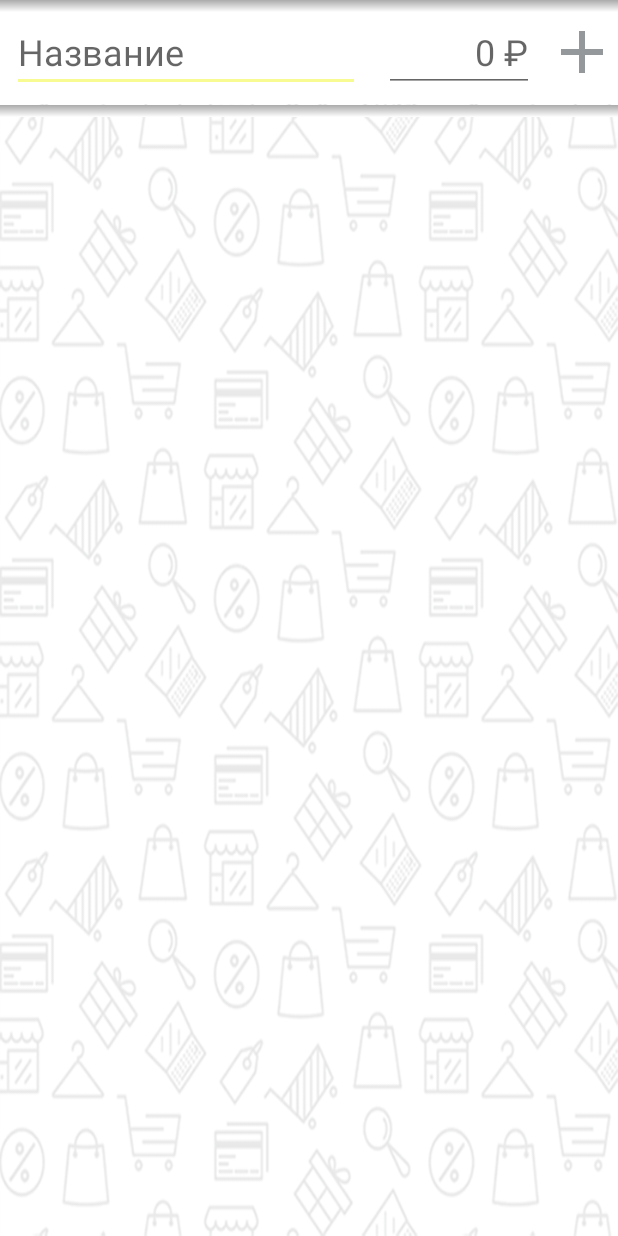
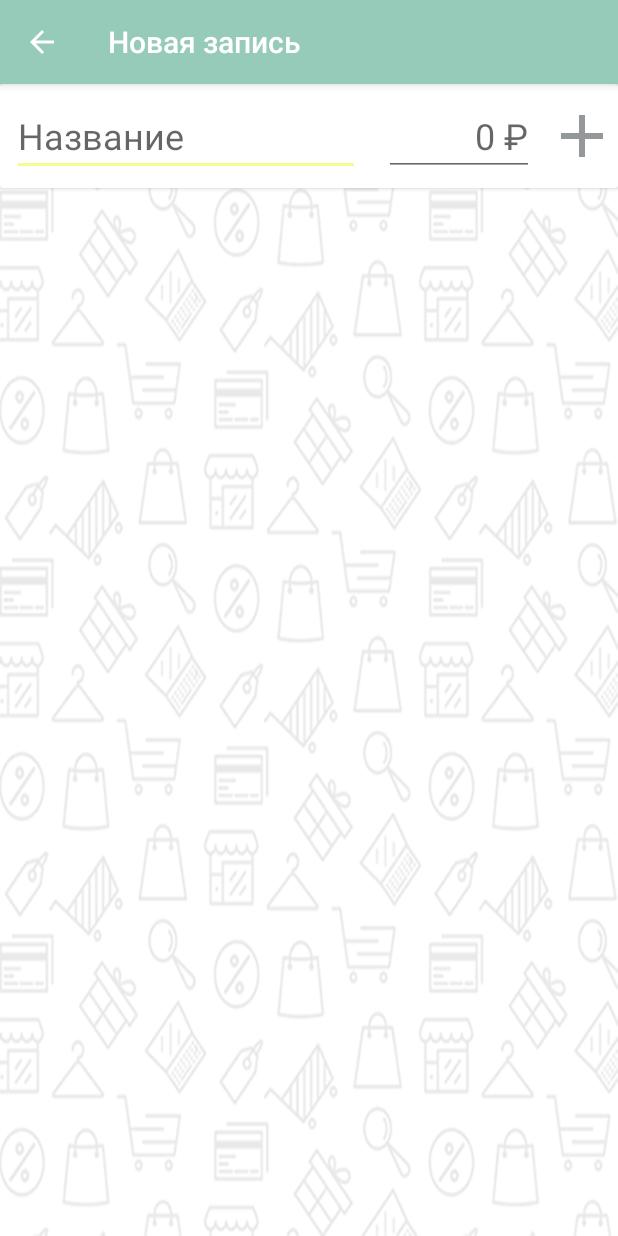
Before and after one commit to SupineTundra/MyMoneyTrackerOct17, an Android app: the screen it shows after launch (AddActivity), after a tap on an icon or button, on a phone screen of 412 x 824 dp. Run offline under Robolectric (Android 15) with nearby library versions, the phone set to English and light mode, and no system bars.

Commit message:
finish of ex_06

```diff
--- a/app/src/main/java/com/lofstschool/mymoneytrackeroct17/AddActivity.java
+++ b/app/src/main/java/com/lofstschool/mymoneytrackeroct17/AddActivity.java
@@ -1,86 +1,88 @@
 package com.lofstschool.mymoneytrackeroct17;
 
+import android.content.Intent;
+import android.os.Bundle;
 import android.support.v7.app.AppCompatActivity;
-import android.os.Bundle;
+import android.support.v7.widget.Toolbar;
 import android.text.Editable;
 import android.text.TextUtils;
 import android.text.TextWatcher;
-import android.widget.Button;
+import android.view.View;
 import android.widget.EditText;
+import android.widget.ImageButton;
+
 
 public class AddActivity extends AppCompatActivity {
 
+    public static final String EXTRA_TYPE = "type";
+    public static final String RESULT_ITEM = "item";
+    public static final int RC_ADD_ITEM = 99;
+
+    private EditText name;
+    private EditText price;
+    private ImageButton add;
+    private String type;
 
     @Override
     protected void onCreate(Bundle savedInstanceState) {
         super.onCreate(savedInstanceState);
         setContentView(R.layout.activity_add);
-        final EditText titleEdit = findViewById(R.id.nameObj);
-        EditText numEdit = findViewById(R.id.numObj);
-        final Button addButton = findViewById(R.id.add);
-        titleEdit.addTextChangedListener(new TextWatcher() {
+        Toolbar toolbar = findViewById(R.id.toolbar);
+        setSupportActionBar(toolbar);
+        getSupportActionBar().setDisplayHomeAsUpEnabled(true);
+        getSupportActionBar().setHomeButtonEnabled(true);
+        getSupportActionBar().setDisplayShowTitleEnabled(true);
+        toolbar.setTitleTextColor(0xFFFFFFFF);
+        toolbar.setNavigationIcon(R.drawable.ic_arrow_back_white_24dp);
+        toolbar.setNavigationOnClickListener(new View.OnClickListener() {
             @Override
-            public void beforeTextChanged(CharSequence len1, int i, int i1, int i2) {
-                addButton.setEnabled(false);
+            public void onClick(View v){
+                onBackPressed();
             }
+        });
 
+        name = findViewById(R.id.name);
+        price = findViewById(R.id.price);
+        add = findViewById(R.id.add);
+
+        name.addTextChangedListener(textWatcher);
+        price.addTextChangedListener(textWatcher);
+
+        type = getIntent().getStringExtra(EXTRA_TYPE);
+        add.setOnClickListener(new View.OnClickListener() {
             @Override
-            public void onTextChanged(CharSequence len1, int i, int i1, int i2) {
-                if(!TextUtils.isEmpty(len1));
-                { titleEdit.addTextChangedListener(new TextWatcher() {
-                    @Override
-                    public void beforeTextChanged(CharSequence len2, int i, int i1, int i2) {
-
-                    }
-
-                    @Override
-                    public void onTextChanged(CharSequence len2, int i, int i1, int i2) {
-                        addButton.setEnabled(!TextUtils.isEmpty(len2));
-                    }
-
-                    @Override
-                    public void afterTextChanged(Editable len2) {
-
+            public void onClick(View view) {
+                Intent result  = new Intent ();
+                result.putExtra(RESULT_ITEM, new Item(name.getText().toString(), Integer.parseInt(price.getText().toString()), type));
+                setResult(RESULT_OK,result);
+                finish();
             }
         });
 
     }
 
+
+    @Override
+    protected void onDestroy() {
+        name.removeTextChangedListener(textWatcher);
+        price.removeTextChangedListener(textWatcher);
+        super.onDestroy();
     }
 
+    private TextWatcher textWatcher = new TextWatcher() {
         @Override
-            public void afterTextChanged(Editable len1) {
-
-            }
-        });
-
-
-
+        public void beforeTextChanged(CharSequence charSequence, int i, int i1, int i2) {
 
         }
 
         @Override
-    protected void onStart() {
-        super.onStart();
+        public void onTextChanged(CharSequence charSequence, int i, int i1, int i2) {
+            add.setEnabled(!TextUtils.isEmpty(name.getText()) && !TextUtils.isEmpty(price.getText()));
         }
 
         @Override
-    protected void onResume() {
-        super.onResume();
+        public void afterTextChanged(Editable editable) {
+
         }
-
-    @Override
-    protected void onPause() {
-        super.onPause();
+    };
 }
-
-    @Override
-    protected void onStop() {
-        super.onStop();
-    }
-
-    @Override
-    protected void onDestroy() {
-        super.onDestroy();
-    }
-}
--- a/app/src/main/java/com/lofstschool/mymoneytrackeroct17/Item.java
+++ b/app/src/main/java/com/lofstschool/mymoneytrackeroct17/Item.java
@@ -1,7 +1,9 @@
 package com.lofstschool.mymoneytrackeroct17;
 
 
-public class Item {
+import java.io.Serializable;
+
+public class Item  implements Serializable{
 
     public final static String TYPE_UNKNOWN = "unknown";
     public static final String TYPE_EXPENSE = "expense";
@@ -12,7 +14,7 @@ public class Item {
     public String name;
     public String type;
 
-    public Item(String name, int price) {
+    public Item(String name, int price, String type) {
         this.name = name;
         this.price = price;
         this.type = type;
--- a/app/src/main/java/com/lofstschool/mymoneytrackeroct17/ItemsFragment.java
+++ b/app/src/main/java/com/lofstschool/mymoneytrackeroct17/ItemsFragment.java
@@ -19,6 +19,7 @@ import com.lofstschool.mymoneytrackeroct17.api.Api;
 import java.io.IOException;
 import java.util.List;
 
+import static android.app.Activity.RESULT_OK;
 import static com.lofstschool.mymoneytrackeroct17.Item.TYPE_UNKNOWN;
 
 public class ItemsFragment extends android.support.v4.app.Fragment {
@@ -75,7 +76,9 @@ public class ItemsFragment extends android.support.v4.app.Fragment {
             @Override
             public void onClick(View view) {
                Intent intent = new Intent(getActivity(), AddActivity.class);
-                startActivity(intent);
+               intent.putExtra (AddActivity.EXTRA_TYPE, type);
+               startActivityForResult(intent, AddActivity.RC_ADD_ITEM );
+
             }
         });
         loadItems();
@@ -140,6 +143,22 @@ public class ItemsFragment extends android.support.v4.app.Fragment {
     }
 
 
+    private void showError(String error) {
+        Toast.makeText(getContext(), error, Toast.LENGTH_SHORT).show();
+    }
+
+    @Override
+    public void onActivityResult(int requestCode, int resultCode, Intent data) {
+        super.onActivityResult(requestCode, resultCode, data);
+        if (requestCode == AddActivity.RC_ADD_ITEM && resultCode == RESULT_OK) {
+            Item item = (Item) data.getSerializableExtra(AddActivity.RESULT_ITEM);
+            String str = Integer.toString(item.price);
+            Toast toast = Toast.makeText(getContext(),item.name+" "+str, Toast.LENGTH_LONG);
+            toast.show();
+        }
+    }
+
+
    /* private void  loadItems(){
         new LoadItemsTask(new Handler(Looper.getMainLooper()){
             @Override
@@ -185,8 +204,5 @@ public class ItemsFragment extends android.support.v4.app.Fragment {
         }
     }*/
 
-    private void showError(String error) {
-        Toast.makeText(getContext(), error, Toast.LENGTH_SHORT).show();
-    }
 
 }
--- a/app/src/main/java/com/lofstschool/mymoneytrackeroct17/MainActivity.java
+++ b/app/src/main/java/com/lofstschool/mymoneytrackeroct17/MainActivity.java
@@ -15,6 +15,9 @@ public class MainActivity extends AppCompatActivity {
 
         ViewPager pager = findViewById(R.id.pages);
         TabLayout tabs = findViewById(R.id.tabs);
+        android.support.v7.widget.Toolbar toolbar = findViewById(R.id.toolbar);
+        setSupportActionBar(toolbar);
+        toolbar.setTitleTextColor(0xFFFFFFFF);
 
         pager.setAdapter(new MainPagerAdapter(getSupportFragmentManager(), getResources()));
         tabs.setupWithViewPager(pager);
--- a/app/src/main/java/com/lofstschool/mymoneytrackeroct17/MainPagerAdapter.java
+++ b/app/src/main/java/com/lofstschool/mymoneytrackeroct17/MainPagerAdapter.java
@@ -2,7 +2,6 @@ package com.lofstschool.mymoneytrackeroct17;
 
 
 import android.content.res.Resources;
-import android.os.Bundle;
 import android.support.v4.app.Fragment;
 import android.support.v4.app.FragmentManager;
 import android.support.v4.app.FragmentPagerAdapter;
@@ -10,8 +9,8 @@ import android.support.v4.app.FragmentPagerAdapter;
 public class MainPagerAdapter extends FragmentPagerAdapter {
 
 
-    private final static int PAGE_EXPENSES = 0;
-    private final static int PAGE_INCOMES = 1;
+    private final static int PAGE_EXPENSES = 1;
+    private final static int PAGE_INCOMES = 0;
     private final static int PAGE_BALANCE = 2;
 
 
--- /dev/null
+++ b/app/src/main/res/drawable/ic_arrow_back_white_24dp.xml
@@ -0,0 +1,9 @@
+<vector xmlns:android="http://schemas.android.com/apk/res/android"
+        android:width="24dp"
+        android:height="24dp"
+        android:viewportWidth="24.0"
+        android:viewportHeight="24.0">
+    <path
+        android:fillColor="@android:color/white"
+        android:pathData="M20,11H7.83l5.59,-5.59L12,4l-8,8 8,8 1.41,-1.41L7.83,13H20v-2z"/>
+</vector>
--- a/app/src/main/res/layout/activity_add.xml
+++ b/app/src/main/res/layout/activity_add.xml
@@ -1,5 +1,5 @@
 <?xml version="1.0" encoding="utf-8"?>
-<FrameLayout
+<android.support.design.widget.CoordinatorLayout
     xmlns:android="http://schemas.android.com/apk/res/android"
     xmlns:app="http://schemas.android.com/apk/res-auto"
     xmlns:tools="http://schemas.android.com/tools"
@@ -8,15 +8,33 @@
     android:background="@drawable/bg_pattern"
     tools:context="com.lofstschool.mymoneytrackeroct17.MainActivity">
 
+    <android.support.design.widget.AppBarLayout
+        android:layout_width="match_parent"
+        android:layout_height="?attr/actionBarSize">
+
+        <android.support.v7.widget.Toolbar
+            android:id="@+id/toolbar"
+            android:layout_width="match_parent"
+            android:layout_height="wrap_content" />
+    </android.support.design.widget.AppBarLayout>
+
+    <android.support.v7.widget.CardView
+    android:layout_width="match_parent"
+    android:layout_height="wrap_content"
+    android:elevation="@dimen/elevateShadow1"
+    app:layout_behavior="@string/appbar_scrolling_view_behavior">
+
+
     <LinearLayout
-        android:layout_gravity="start"
         android:layout_width="match_parent"
         android:layout_height="wrap_content"
         android:background="@android:color/white"
-        android:orientation="horizontal">
+        android:orientation="horizontal"
+        android:elevation="@dimen/elevateShadow2">
+
 
         <EditText
-            android:id="@+id/nameObj"
+            android:id="@+id/name"
             android:layout_width="wrap_content"
             android:layout_height="wrap_content"
             android:layout_margin="@dimen/marginInputString"
@@ -28,7 +46,7 @@
             android:textSize="@dimen/stringSize" />
 
         <EditText
-            android:id="@+id/numObj"
+            android:id="@+id/price"
             android:layout_width="wrap_content"
             android:layout_height="wrap_content"
             android:layout_margin="@dimen/marginInputString"
@@ -39,7 +57,7 @@
             android:maxLines="1"
             android:textSize="@dimen/stringSize" />
 
-        <Button
+        <ImageButton
             android:id="@+id/add"
             style="@style/Widget.AppCompat.Button.Small"
             android:layout_width="wrap_content"
@@ -51,21 +69,6 @@
 
     </LinearLayout>
 
-    <LinearLayout
-        android:layout_width="match_parent"
-        android:layout_marginTop="70sp"
-        android:layout_height="@dimen/marginInputString">
-        <ImageView
-            android:layout_width="match_parent"
-            android:layout_height="match_parent"
-            android:background="@drawable/gradient"/>
+    </android.support.v7.widget.CardView>
 
-
-    </LinearLayout>
-
-    <ImageView
-        android:layout_width="match_parent"
-        android:layout_height="@dimen/marginInputString"
-        android:background="@drawable/gradient"/>
-
-</FrameLayout>
+</android.support.design.widget.CoordinatorLayout>
--- a/app/src/main/res/layout/activity_main.xml
+++ b/app/src/main/res/layout/activity_main.xml
@@ -16,7 +16,7 @@
         <android.support.v7.widget.Toolbar
             android:id="@+id/toolbar"
             android:layout_width="match_parent"
-            android:layout_height="@dimen/stringSize"
+            android:layout_height="wrap_content"
             android:background="@color/colorPrimary"/>
 
         <android.support.design.widget.TabLayout
--- a/app/src/main/res/layout/fragment_items.xml
+++ b/app/src/main/res/layout/fragment_items.xml
@@ -17,7 +17,6 @@
 
     <android.support.design.widget.FloatingActionButton
         android:id="@+id/fab_add"
-        style="@style/floatingButton"
         android:layout_width="@dimen/floatButton"
         android:layout_height="@dimen/floatButton"
         android:layout_gravity="bottom|end"
--- a/app/src/main/res/values/dimension.xml
+++ b/app/src/main/res/values/dimension.xml
@@ -5,4 +5,7 @@
     <dimen name="minItemHeight">65dp</dimen>
     <dimen name="marginItem">5dp</dimen>
     <dimen name="floatButton">56dp</dimen>
+    <dimen name="elevateShadow2">4dp</dimen>
+    <dimen name="elevateShadow1">8dp</dimen>
+    <dimen name="padding">16dp</dimen>
 </resources>
--- a/app/src/main/res/values/strings.xml
+++ b/app/src/main/res/values/strings.xml
@@ -6,6 +6,9 @@
     <string name="tab_expenses">РАСХОДЫ</string>
     <string name="tab_incomes">ДОХОДЫ</string>
     <string name="tab_balance">БАЛАНС</string>
+    <string name="addName">Новая запись</string>
+    <string name="mainName">Учёт бюджета</string>
+
 
     <string-array name="tabs_titles">
         <item>@string/tab_expenses</item>
--- a/app/src/main/res/values/styles.xml
+++ b/app/src/main/res/values/styles.xml
@@ -16,8 +16,5 @@
 
     </style>
 
-    <style name="floatingButton">
-        <item name="ButtonColor">@colors/buttonColor</item>
-    </style>
 
 </resources>
```
Also changed, not shown: app/src/main/AndroidManifest.xml (+7 -3 lines). Lines whose indentation alone changed are shown as unchanged.
